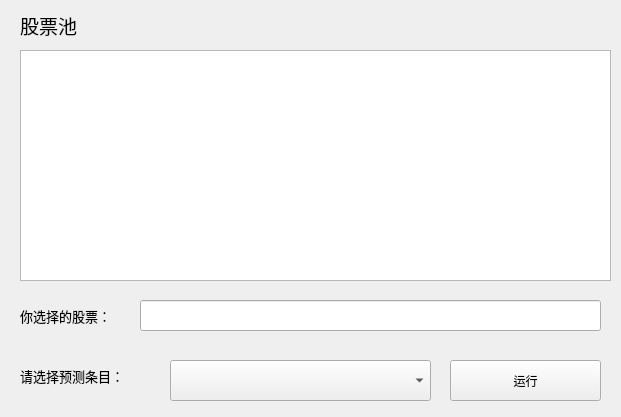
Old version of the form ui/prediction/Prediction.ui in the repository comddy/quantum.
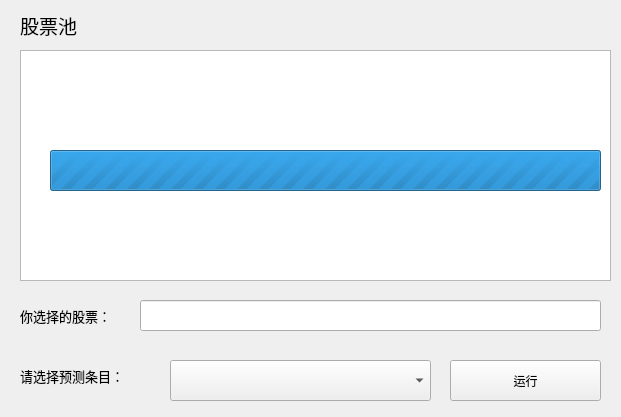
New version of the form.

Patch:
```diff
--- a/ui/prediction/Prediction.ui
+++ b/ui/prediction/Prediction.ui
@@ -119,6 +119,25 @@
     <string>请选择预测条目：</string>
    </property>
   </widget>
+  <widget class="QProgressBar" name="calcProgressBar">
+   <property name="geometry">
+    <rect>
+     <x>50</x>
+     <y>150</y>
+     <width>551</width>
+     <height>41</height>
+    </rect>
+   </property>
+   <property name="maximum">
+    <number>0</number>
+   </property>
+   <property name="value">
+    <number>-1</number>
+   </property>
+   <property name="format">
+    <string/>
+   </property>
+  </widget>
  </widget>
  <resources/>
  <connections/>
```
